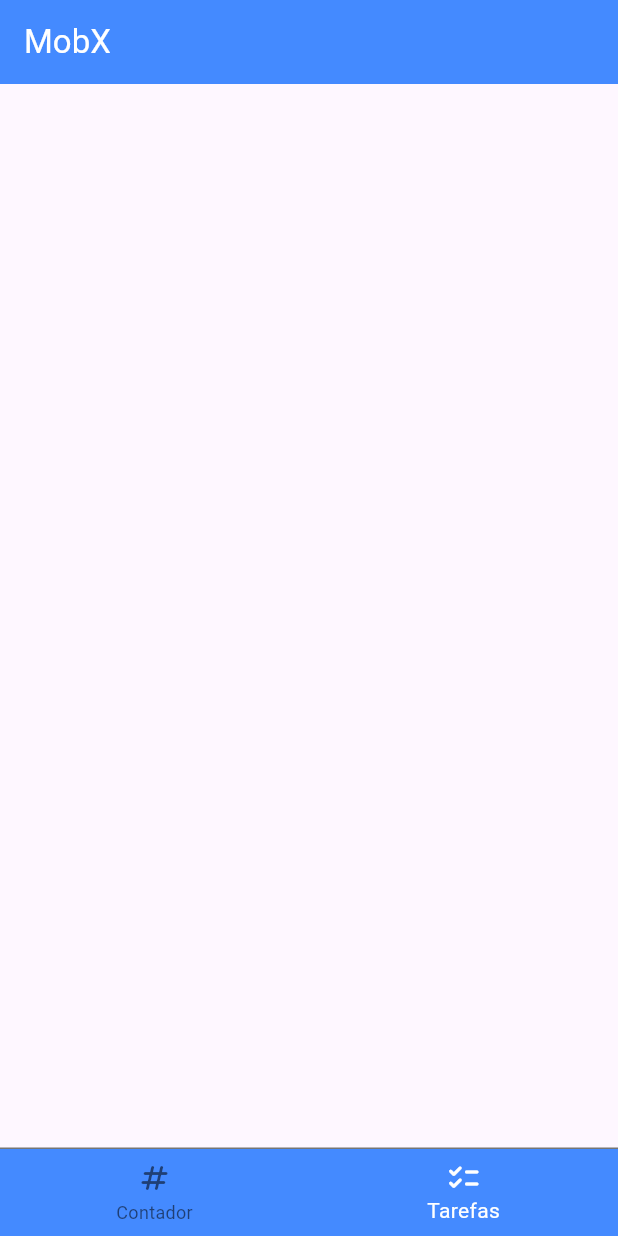
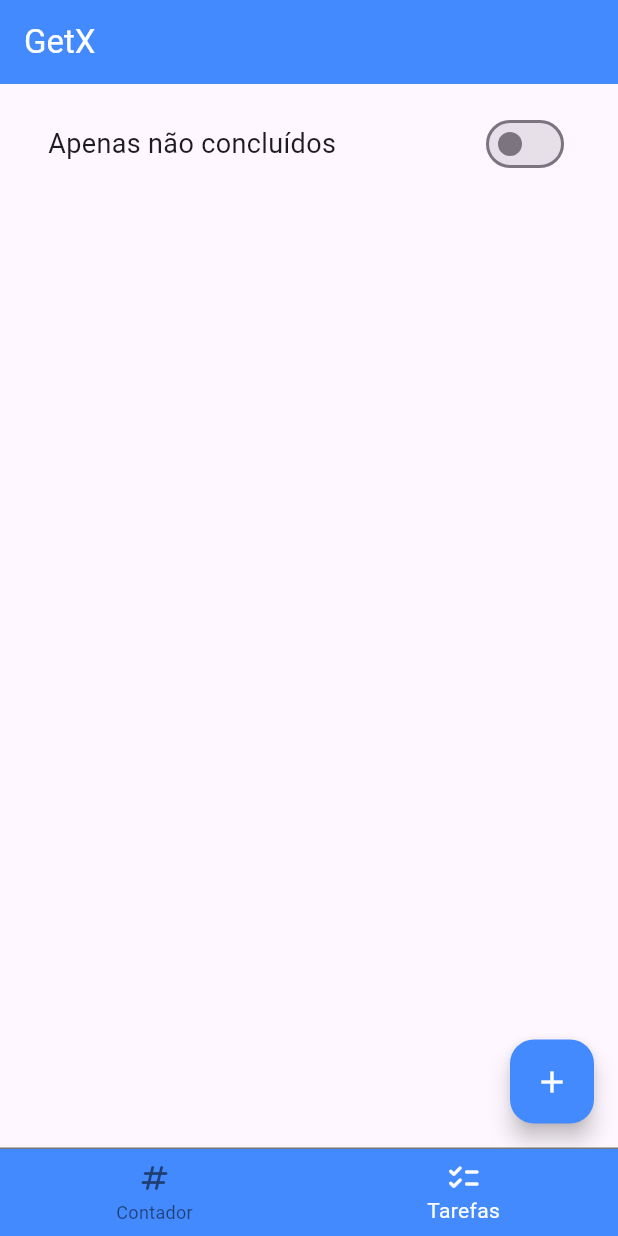
Before and after one commit to LinikerThiers/getx_estudo, a Flutter app: the screen it shows after launch, swiped to page 2, on a phone screen of 412 x 824 dp. Run offline on Flutter 3.47's test engine with Material 3 defaults, Android fonts, the phone set to English and light mode, and no system bars; our stand-ins replace get.

Commit message:
criando uma lista de tarefa com getx

```diff
--- /dev/null
+++ b/lib/models/tarefa.dart
@@ -0,0 +1,23 @@
+import 'package:flutter/material.dart';
+
+class Tarefa {
+  final String _id = UniqueKey().toString();
+  String _descricao = "";
+  bool _concluido = false;
+
+  Tarefa(this._descricao, this._concluido);
+
+  String get id => _id;
+
+  String get descricao => _descricao;
+
+  set descricao(String descricao) {
+    _descricao = descricao;
+  }
+
+  bool get concluido => _concluido;
+
+  set concluido(bool concluido) {
+    _concluido = concluido;
+  }
+}
--- a/lib/pages/main_page.dart
+++ b/lib/pages/main_page.dart
@@ -18,7 +18,7 @@ class _MainPageState extends State<MainPage> {
     return Scaffold(
       appBar: AppBar(
         title: Text(
-          "MobX",
+          "GetX",
           style: TextStyle(color: Colors.white),
         ),
         backgroundColor: Colors.blueAccent,
--- a/lib/pages/tarefas_page.dart
+++ b/lib/pages/tarefas_page.dart
@@ -1,12 +1,97 @@
 import 'package:flutter/material.dart';
+import 'package:get/get.dart';
+import 'package:getx_app/service/lista_tarefas_getx_controller.dart';
 
 class TarefasPage extends StatelessWidget {
-  const TarefasPage({super.key});
+  final descricaoController = TextEditingController();
+  final listaTarefasController = ListaTarefasGetxController();
+
+  TarefasPage({super.key});
 
   @override
   Widget build(BuildContext context) {
     return Scaffold(
-      body: Column(),
+      floatingActionButton: FloatingActionButton(
+        backgroundColor: Colors.blueAccent,
+        foregroundColor: Colors.white,
+        onPressed: () {
+          descricaoController.text = "";
+          showDialog(
+              context: context,
+              builder: (BuildContext bc) {
+                return AlertDialog(
+                  title: Text("Adicionar Tarefa", style: TextStyle(color: Colors.blueAccent),),
+                  content: TextField(
+                    controller: descricaoController,
+                  ),
+                  actions: [
+                    TextButton(
+                        onPressed: () {
+                          Navigator.pop(context);
+                        },
+                        child: Text("Cancelar", style: TextStyle(color: Colors.blueAccent),)),
+                    TextButton(
+                        onPressed: () async {
+                          listaTarefasController
+                              .adicionar(descricaoController.text);
+                          Navigator.pop(context);
+                        },
+                        child: Text("Salvar", style: TextStyle(color: Colors.blueAccent),))
+                  ],
+                );
+              });
+        },
+        child: const Icon(Icons.add),
+      ),
+      body: Container(
+        margin: EdgeInsets.symmetric(horizontal: 16, vertical: 8),
+        child: Column(
+          children: [
+            Container(
+                margin: EdgeInsets.symmetric(horizontal: 16, vertical: 8),
+                child: Row(
+                    mainAxisAlignment: MainAxisAlignment.spaceBetween,
+                    children: [
+                      Text(
+                        "Apenas não concluídos",
+                        style: TextStyle(
+                          fontSize: 18,
+                        ),
+                      ),
+                      Obx(() {
+                        return Switch(
+                          activeColor: Colors.blueAccent,
+                          value: listaTarefasController.apenasNaoConcluidos,
+                          onChanged:
+                              listaTarefasController.setApenasNaoConcluidos,
+                        );
+                      })
+                    ])),
+            Expanded(child: Obx(() {
+              return ListView.builder(
+                  itemCount: listaTarefasController.tarefas.length,
+                  itemBuilder: (BuildContext bc, int index) {
+                    var tarefa = listaTarefasController.tarefas[index];
+                    return Dismissible(
+                        onDismissed: (DismissDirection dismissDirection) async {
+                          listaTarefasController.excluir(tarefa.id);
+                        },
+                        key: Key(tarefa.descricao),
+                        child: ListTile(
+                          title: Text(tarefa.descricao),
+                          trailing: Switch(
+                            activeColor: Colors.blueAccent,
+                              value: tarefa.concluido,
+                              onChanged: (bool value) async {
+                                listaTarefasController.alterar(
+                                    tarefa.id, tarefa.descricao, value);
+                              }),
+                        ));
+                  });
+            }))
+          ],
+        ),
+      ),
     );
   }
 }
--- /dev/null
+++ b/lib/service/lista_tarefas_getx_controller.dart
@@ -0,0 +1,30 @@
+import 'package:get/get.dart';
+import 'package:getx_app/models/tarefa.dart';
+
+class ListaTarefasGetxController extends GetxController {
+  List<Tarefa> get tarefas => _apenasNaoConcluidos.value
+      ? _tarefas.where((e) => !e.concluido).toList().obs
+      : _tarefas.toList().obs;
+  var _apenasNaoConcluidos = false.obs;
+  bool get apenasNaoConcluidos => _apenasNaoConcluidos.value;
+  void setApenasNaoConcluidos(bool value) {
+    _apenasNaoConcluidos.value = value;
+  }
+
+  RxList<Tarefa> _tarefas = <Tarefa>[].obs;
+
+  adicionar(String descricao) {
+    _tarefas.add(Tarefa(descricao, false));
+  }
+
+  excluir(String id) {
+    _tarefas.removeWhere((e) => e.id == id);
+  }
+
+  alterar(String id, String descricao, bool concluido) {
+    var tarefa = _tarefas.firstWhere((e) => e.id == id);
+    tarefa.descricao = descricao;
+    tarefa.concluido = concluido;
+    _tarefas.refresh();
+  }
+}
```
